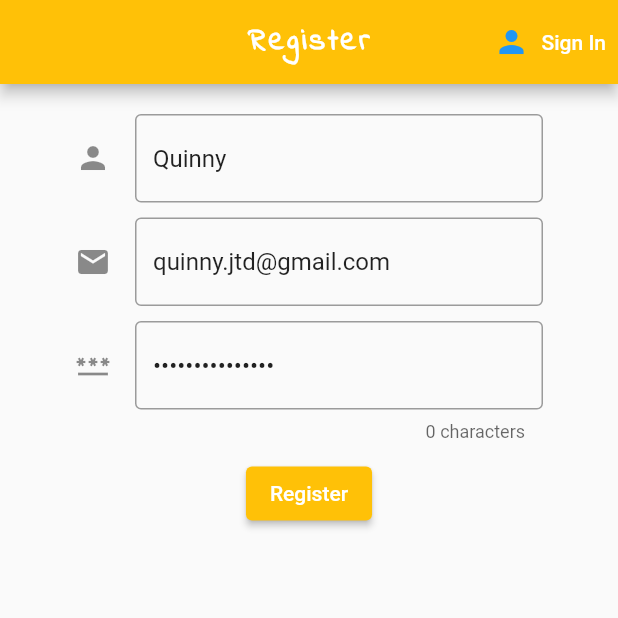
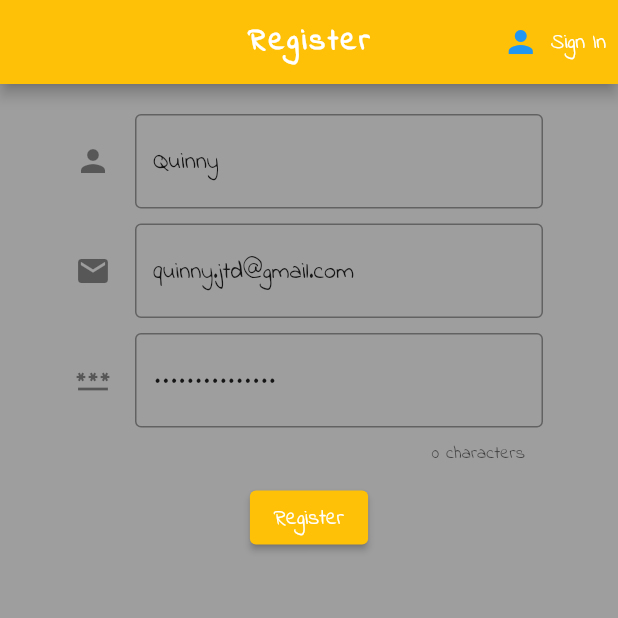
Before and after one commit to learnitwe11/flutterbegins, a Flutter app: the screen it shows after launch, after a tap on "Register", on a phone screen of 412 x 824 dp, the top half of it. Run offline on Flutter 3.47's test engine with Material 2 defaults, Android fonts, the phone set to English and light mode, and no system bars; our stand-ins replace firebase_auth, firebase_core; accounts and stored records are empty; network calls fail.

Commit message:
changes to be overwritten

```diff
--- a/lib/main.dart
+++ b/lib/main.dart
@@ -21,17 +21,19 @@ class MyApp extends StatelessWidget {
   final ThemeData _themeData = ThemeData(
     // Define the default brightness and colors.
     brightness: Brightness.light,
-    primaryColor: Colors.red,
+    primarySwatch: Colors.blue,
+    canvasColor: Colors.grey,
 
     fontFamily: 'IndieFlower',
+    platform: TargetPlatform.android,
 
     // Define the default 'TextTheme'. Use this to specify the default
     // text styling for headlines, titles, bodies of texts, and more
-    textTheme: const TextTheme(
-      bodyMedium: TextStyle(fontSize: 14.0, fontFamily: 'Hind'),
-      titleLarge: TextStyle(fontSize: 36.0, fontStyle: FontStyle.italic),
-      displayLarge: TextStyle(fontSize: 72.0, fontWeight: FontWeight.bold),
-      )
+    // textTheme: const TextTheme(
+    //   bodyMedium: TextStyle(fontSize: 14.0, fontFamily: 'Hind'),
+    //   titleLarge: TextStyle(fontSize: 36.0, fontStyle: FontStyle.italic),
+    //   displayLarge: TextStyle(fontSize: 72.0, fontWeight: FontWeight.bold),
+    //   )
   );
 
   MyApp({super.key});
@@ -43,8 +45,9 @@ class MyApp extends StatelessWidget {
       //value: AuthService().userAuthed,
       value: AuthService().userChanged,
       child: MaterialApp(
+        debugShowCheckedModeBanner: false,
         title: appTitle,
-        //theme: _themeData,
+        theme: _themeData,
         home: const Wrapper(),
       ),
     );
--- a/lib/models/user.dart
+++ b/lib/models/user.dart
@@ -2,8 +2,10 @@
 
 class User{
   late String uid;
+
   late String email;
   late String userName;
 
-  User({this.uid = 'unknown'});
+
+  User({this.uid = 'unknown', required this.userName});
 }
--- a/lib/pages/authenticate/register.dart
+++ b/lib/pages/authenticate/register.dart
@@ -85,6 +85,7 @@ class _RegisterUserState extends State<RegisterUser> with SingleTickerProviderSt
           )
         ]
       ),
+
       body: Container(
         padding: const EdgeInsets.symmetric(vertical:20.0, horizontal:50.0),
         child: Form(
@@ -237,6 +238,7 @@ class _RegisterUserState extends State<RegisterUser> with SingleTickerProviderSt
         ),
       ),
 
+
     );
 
   }
--- a/lib/pages/authenticate/signIn.dart
+++ b/lib/pages/authenticate/signIn.dart
@@ -33,7 +33,7 @@ class _SignInState extends State<SignIn> {
 
           ),
         ),
-        centerTitle: true,
+        //centerTitle: true,
         actions: <Widget>[
           TextButton.icon(
             icon: const Icon(Icons.person),
@@ -45,7 +45,10 @@ class _SignInState extends State<SignIn> {
           )
         ]
       ),
-      body: Column(
+      body: Theme(
+        data: Theme.of(context).copyWith(canvasColor: Colors.yellow,),
+        child: Column(
+
           children: <Widget>[
             const SizedBox(height: 20.0,),
             TextButton.icon(
@@ -61,9 +64,11 @@ class _SignInState extends State<SignIn> {
 
               },
               label: const Text('Sign in anolymously.'),
-          )
+            ),
+
           ]
 
+        ),
       ),
     );
   }
--- a/lib/pages/wrapper.dart
+++ b/lib/pages/wrapper.dart
@@ -15,6 +15,7 @@ class Wrapper extends StatelessWidget {
     if (result == null){
       return const Authenticate();
     }else{
+
       //print(result);
       //return Home();
       if (result.displayName != null){
@@ -24,6 +25,7 @@ class Wrapper extends StatelessWidget {
         return Home(userName: 'friend');
       }
 
+
     }
     //Home();
   }
```
Lines whose indentation alone changed are shown as unchanged.
